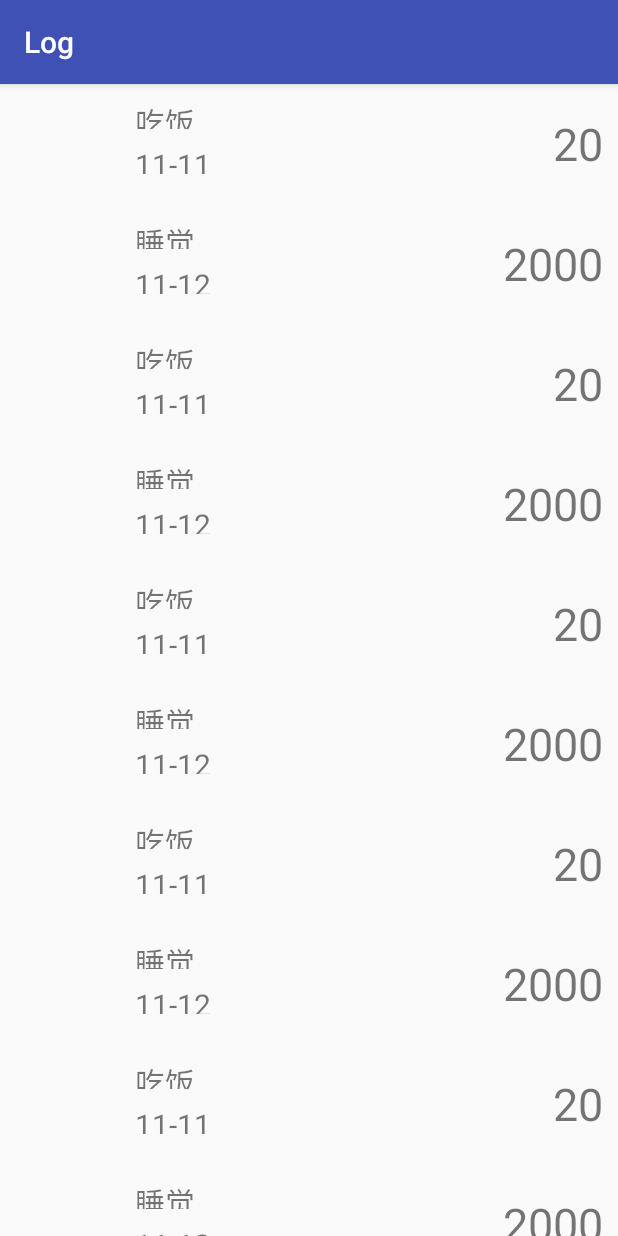
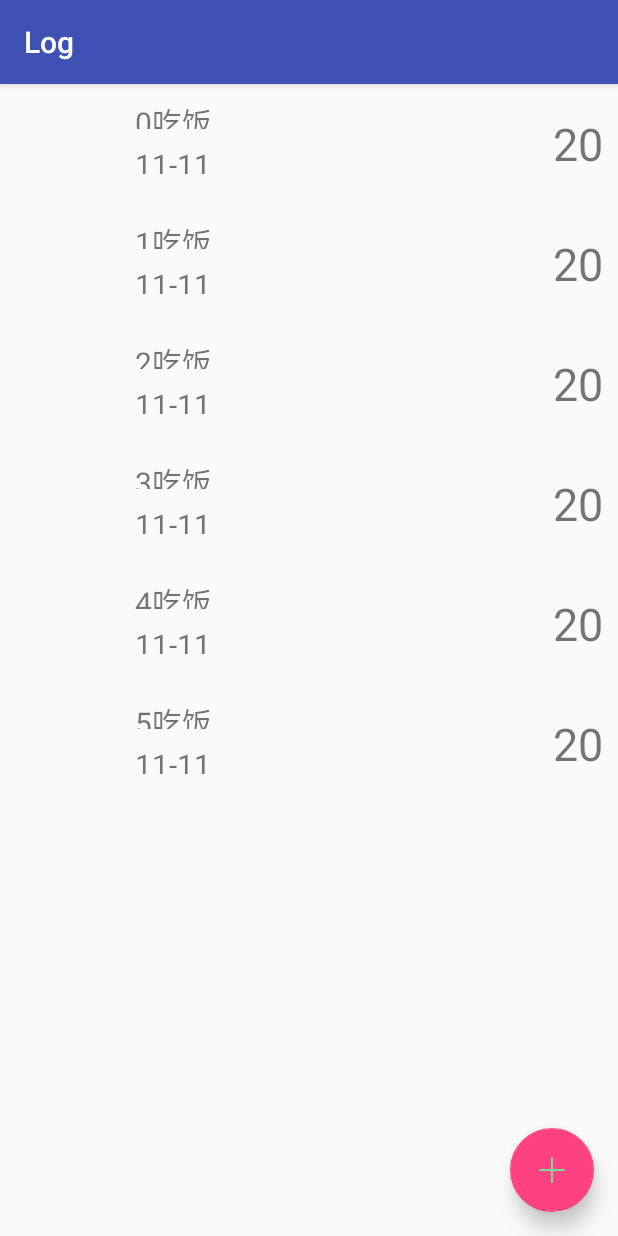
Before and after one commit to spreadwind/Log, an Android app: the screen it shows after launch (MainActivity), on a phone screen of 412 x 824 dp. Run offline under Robolectric (Android 15) with nearby library versions, the phone set to English and light mode, and no system bars.

Commit message:
create database.

```diff
--- a/app/build.gradle
+++ b/app/build.gradle
@@ -24,9 +24,11 @@ dependencies {
     androidTestCompile('com.android.support.test.espresso:espresso-core:2.2.2', {
         exclude group: 'com.android.support', module: 'support-annotations'
     })
-    compile 'com.android.support:appcompat-v7:25.+'
+    compile 'com.android.support:appcompat-v7:25.3.1'
     compile 'com.android.support.constraint:constraint-layout:1.0.2'
     compile 'com.android.support:recyclerview-v7:25.3.1'
     compile 'org.litepal.android:core:1.5.1'
+    compile 'com.github.bumptech.glide:glide:3.7.0'
     testCompile 'junit:junit:4.12'
+    compile 'com.android.support:design:25.3.1'
 }
--- a/app/src/main/AndroidManifest.xml
+++ b/app/src/main/AndroidManifest.xml
@@ -3,8 +3,8 @@
     package="com.wind.log">
 
     <application
+        android:name="org.litepal.LitePalApplication"
         android:allowBackup="true"
-        android:name="org.litepal.LitePalApplication"
         android:icon="@mipmap/ic_launcher"
         android:label="@string/app_name"
         android:roundIcon="@mipmap/ic_launcher_round"
@@ -17,6 +17,7 @@
                 <category android:name="android.intent.category.LAUNCHER" />
             </intent-filter>
         </activity>
+        <activity android:name=".AddCostActivity"></activity>
     </application>
 
 </manifest>
--- a/app/src/main/assets/litepal.xml
+++ b/app/src/main/assets/litepal.xml
@@ -3,6 +3,6 @@
     <dbname value = "LOG" ></dbname>    //指定数据库名
     <version value = "1" ></version>    //指定数据库版本号
     <list>                                 //指定所有的映射模型
-        <mapping class = "com.wind.log1.Daily"></mapping>
+        <mapping class = "com.wind.log.db.Daily"></mapping>
     </list>
 </litepal>
--- a/app/src/main/java/com/wind/log/CostBean.java
+++ b/app/src/main/java/com/wind/log/CostBean.java
@@ -7,14 +7,14 @@ package com.wind.log;
 public class CostBean {
 
 //    private int costView;
-    private String costTitle;
-    private String costDate;
-    private String costMoney;
+    public String costType;
+    public String costDate;
+    public String costMoney;
 
 
-    public CostBean(String costTitle, String costDate, String costMoney) {
+    public CostBean(String costType, String costDate, String costMoney) {
 //        this.costView = costView;
-        this.costTitle = costTitle;
+        this.costType = costType;
         this.costDate = costDate;
         this.costMoney = costMoney;
     }
@@ -23,8 +23,8 @@ public class CostBean {
 //        return costView;
 //    }
 
-    public String getCostTitle() {
-        return costTitle;
+    public String getCostType() {
+        return costType;
     }
 
     public String getCostDate() {
--- a/app/src/main/java/com/wind/log/CostListAdapter.java
+++ b/app/src/main/java/com/wind/log/CostListAdapter.java
@@ -4,7 +4,6 @@ import android.support.v7.widget.RecyclerView;
 import android.view.LayoutInflater;
 import android.view.View;
 import android.view.ViewGroup;
-import android.widget.ImageView;
 import android.widget.TextView;
 
 import java.util.List;
@@ -18,15 +17,15 @@ public class CostListAdapter extends RecyclerView.Adapter<CostListAdapter.ViewHo
     private List<CostBean> mCostList;
 
     static class ViewHolder extends RecyclerView.ViewHolder {
-        ImageView imgCostView;
-        TextView tvCostTitle;
+//        ImageView imgCostView;
+        TextView tvCostType;
         TextView tvCostDate;
         TextView tvCostMoney;
 
         public ViewHolder(View view) {
             super(view);
-            imgCostView = (ImageView) view.findViewById(R.id.img_cost_view);
-            tvCostTitle = (TextView) view.findViewById(R.id.tv_cost_title);
+//            imgCostView = (ImageView) view.findViewById(R.id.img_cost_view);
+            tvCostType = (TextView) view.findViewById(R.id.tv_cost_type);
             tvCostDate = (TextView) view.findViewById(R.id.tv_cost_date);
             tvCostMoney = (TextView) view.findViewById(R.id.tv_cost_money);
         }
@@ -48,7 +47,7 @@ public class CostListAdapter extends RecyclerView.Adapter<CostListAdapter.ViewHo
     public void onBindViewHolder(ViewHolder holder, int position) {
         CostBean costBean = mCostList.get(position);
 //        holder.imgCostView.setImageResource(CostBean.getCostView());
-        holder.tvCostTitle.setText(costBean.getCostTitle());
+        holder.tvCostType.setText(costBean.getCostType());
         holder.tvCostDate.setText(costBean.getCostDate());
         holder.tvCostMoney.setText(costBean.getcostMoney());
 
--- /dev/null
+++ b/app/src/main/java/com/wind/log/DatabaseHelper.java
@@ -0,0 +1,61 @@
+package com.wind.log;
+
+import android.content.ContentValues;
+import android.content.Context;
+import android.database.Cursor;
+import android.database.sqlite.SQLiteDatabase;
+import android.database.sqlite.SQLiteOpenHelper;
+import android.widget.Toast;
+
+/**
+ * Created by H on 2017/9/3.
+ */
+
+public class DatabaseHelper extends SQLiteOpenHelper {
+
+    public static final String CREATE_DAILY = "create table if not exists Daily ("
+            + "id integer primary key autoincrement, "
+            + "cost_type varchar, "
+            + "cost_date varchar, "
+            + "cost_money varchar)";
+
+    private Context mContext;
+
+  /*  public DatabaseHelper(Context context) {
+        super(context,"Daily",null,1);
+        mContext = context;
+    }*/
+
+    public DatabaseHelper(Context context, String name, SQLiteDatabase.CursorFactory factory, int version) {
+        super(context, name, factory, version);
+        mContext = context;
+    }
+
+    @Override
+    public void onCreate(SQLiteDatabase db) {
+        db.execSQL(CREATE_DAILY);
+        Toast.makeText(mContext, "Create succeed", Toast.LENGTH_SHORT).show();
+    }
+
+    public void insertCost(CostBean costBean) {
+        SQLiteDatabase database = getWritableDatabase();
+        ContentValues cv  = new ContentValues();
+        cv.put("cost_type", costBean.getCostType());
+        cv.put("cost_date", costBean.getCostDate());
+        cv.put("cost_money", costBean.getcostMoney());
+        database.insert("daily",null,cv);
+        }
+    public Cursor getAllCostData() {
+        SQLiteDatabase database = getWritableDatabase();
+        return  database.query("daily", null, null, null, null, null,"cost_date" + "ASC");
+    }
+
+    public void deleteAllData() {
+        SQLiteDatabase database = getWritableDatabase();
+        database.delete("daily",null,null);
+    }
+    @Override
+    public void onUpgrade(SQLiteDatabase sqLiteDatabase, int i, int i1) {
+
+    }
+}
--- a/app/src/main/java/com/wind/log/MainActivity.java
+++ b/app/src/main/java/com/wind/log/MainActivity.java
@@ -1,43 +1,68 @@
 package com.wind.log;
 
 import android.os.Bundle;
+import android.support.design.widget.FloatingActionButton;
 import android.support.v7.app.AppCompatActivity;
 import android.support.v7.widget.LinearLayoutManager;
 import android.support.v7.widget.RecyclerView;
-
-import com.wind.log.CostBean;
-import com.wind.log.CostListAdapter;
-import com.wind.log.R;
+import android.view.View;
 
 import java.util.ArrayList;
 import java.util.List;
 
+/**
+ *
+ */
+
 public class MainActivity extends AppCompatActivity {
-    private List<CostBean> costList = new ArrayList<>();
+    private List<CostBean> mCostBeanList;
+    private DatabaseHelper mDatabaseHelper;
 
     @Override
     protected void onCreate(Bundle savedInstanceState) {
         super.onCreate(savedInstanceState);
         setContentView(R.layout.activity_main);
+        mCostBeanList = new ArrayList<>();
+        mDatabaseHelper = new DatabaseHelper(this, "DailyStore.db", null, 1);
+
+        //记一笔的点击事件 悬浮按钮
+        FloatingActionButton fab = (FloatingActionButton) findViewById(R.id.fab_add);
+        fab.setOnClickListener(new View.OnClickListener(){
+            @Override
+            public void onClick(View v) {
+                mDatabaseHelper.getWritableDatabase();
+                /*Intent intent = new Intent (MainActivity.this, AddCostActivity.class);
+                startActivity(intent);*/
+            }
+        });
 
         initCostData(); //初始化数据
         RecyclerView recyclerView = (RecyclerView) findViewById(R.id.recycler_view);
         LinearLayoutManager layoutManager = new LinearLayoutManager(this);
         recyclerView.setLayoutManager(layoutManager);
-        CostListAdapter adapter = new CostListAdapter(costList);
+        CostListAdapter adapter = new CostListAdapter(mCostBeanList);
         recyclerView.setAdapter(adapter);
     }
 
     private void initCostData() {
-//        CostBean costBean = new CostBean();
+        mDatabaseHelper.deleteAllData();
         for (int i = 0; i < 6; i++) {
-            CostBean clock = new CostBean("吃饭", "11-11", "20");
-            costList.add(clock);
-            CostBean clockq = new CostBean("睡觉", "11-12", "2000");
-            costList.add(clockq);
+            CostBean costBean = new CostBean(i+"吃饭", "11-11", "20");
+            mCostBeanList.add(costBean);
+//            mDatabaseHelper.insertCost(costBean);
+        }
 
+       /* Cursor cursor = mDatabaseHelper.getAllCostData();
+        if (cursor == null) {
+            while (cursor.moveToNext()) {
+                CostBean costBean = new CostBean();
+                costBean.costType = cursor.getString(cursor.getColumnIndex("cost_type"));
+                costBean.costDate = cursor.getString(cursor.getColumnIndex("cost_date"));
+                costBean.costMoney = cursor.getString(cursor.getColumnIndex("cost_money"));
+                mCostBeanList.add(costBean);
+            }
+            cursor.close();
+        }*/
 
-
-        }
     }
 }
--- a/app/src/main/res/layout/activity_main.xml
+++ b/app/src/main/res/layout/activity_main.xml
@@ -1,27 +1,26 @@
 <?xml version="1.0" encoding="utf-8"?>
 <LinearLayout xmlns:android="http://schemas.android.com/apk/res/android"
+    xmlns:app="http://schemas.android.com/apk/res-auto"
     android:orientation="vertical"
     android:layout_width="match_parent"
-    android:layout_height="match_parent"
-    >
+    android:layout_height="match_parent">
 
-    <!--  <TextView
-          android:layout_width="match_parent"
-          android:layout_height="wrap_content"
-          android:background="@color/colorAccent"
-          android:gravity="center"
-          android:text="8888888888"
-          android:textSize="40dp"
-          />-->
     <android.support.v7.widget.RecyclerView
         android:id="@+id/recycler_view"
         android:layout_width="match_parent"
-        android:layout_height="match_parent"
-        >
+        android:layout_height="0dp"
+        android:layout_weight="1">
 
     </android.support.v7.widget.RecyclerView>
 
-
-
+    <android.support.design.widget.FloatingActionButton
+        android:id="@+id/fab_add"
+        android:layout_width="wrap_content"
+        android:layout_height="wrap_content"
+        android:layout_gravity="bottom|end"
+        android:layout_margin="16dp"
+        android:src="@mipmap/ic_add"
+        app:elevation="8dp"
+        />
 
 </LinearLayout>
--- a/app/src/main/res/layout/list_cost_item.xml
+++ b/app/src/main/res/layout/list_cost_item.xml
@@ -17,7 +17,7 @@
         android:orientation="vertical">
 
         <TextView
-            android:id="@+id/tv_cost_title"
+            android:id="@+id/tv_cost_type"
             android:layout_width="100dp"
             android:layout_height="20dp"
             android:layout_marginTop="10dp"
```
Also changed, not shown: app/src/main/java/com/wind/log/AddCostActivity.java (added, +29 -0 lines), app/src/main/java/com/wind/log/Daily.java (deleted, +0 -63 lines), app/src/main/java/com/wind/log/db/Daily.java (added, +26 -0 lines), app/src/main/res/layout/activity_add_cost.xml (added, +54 -0 lines), app/src/main/res/mipmap-hdpi/ic_add.png (added).
